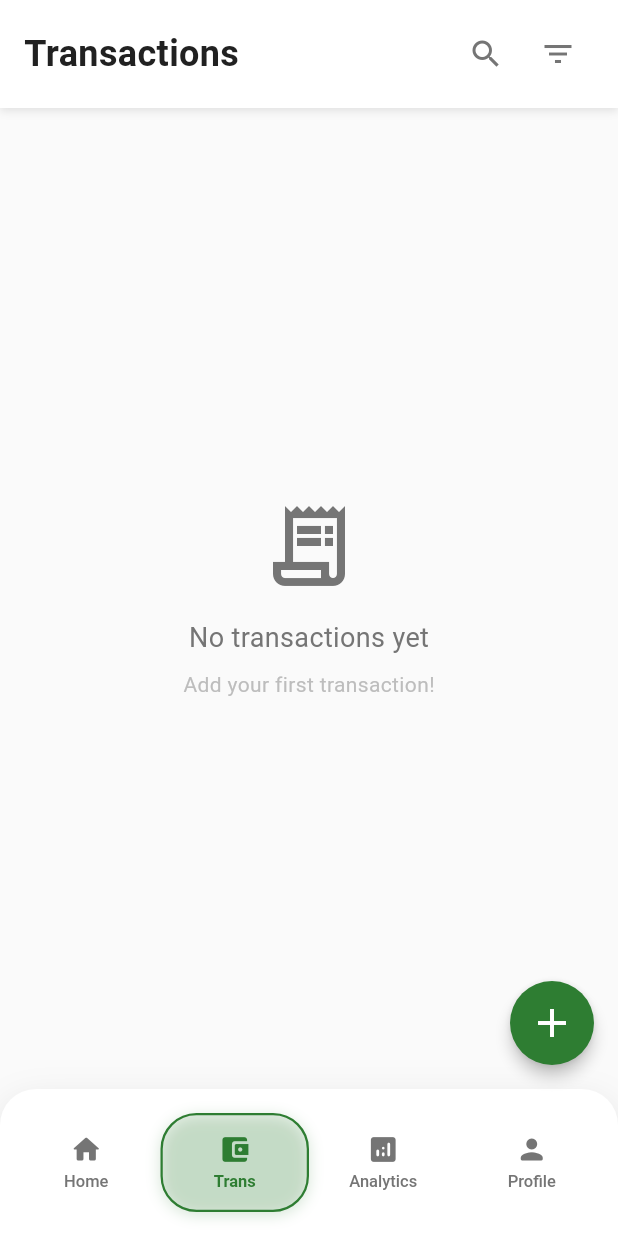
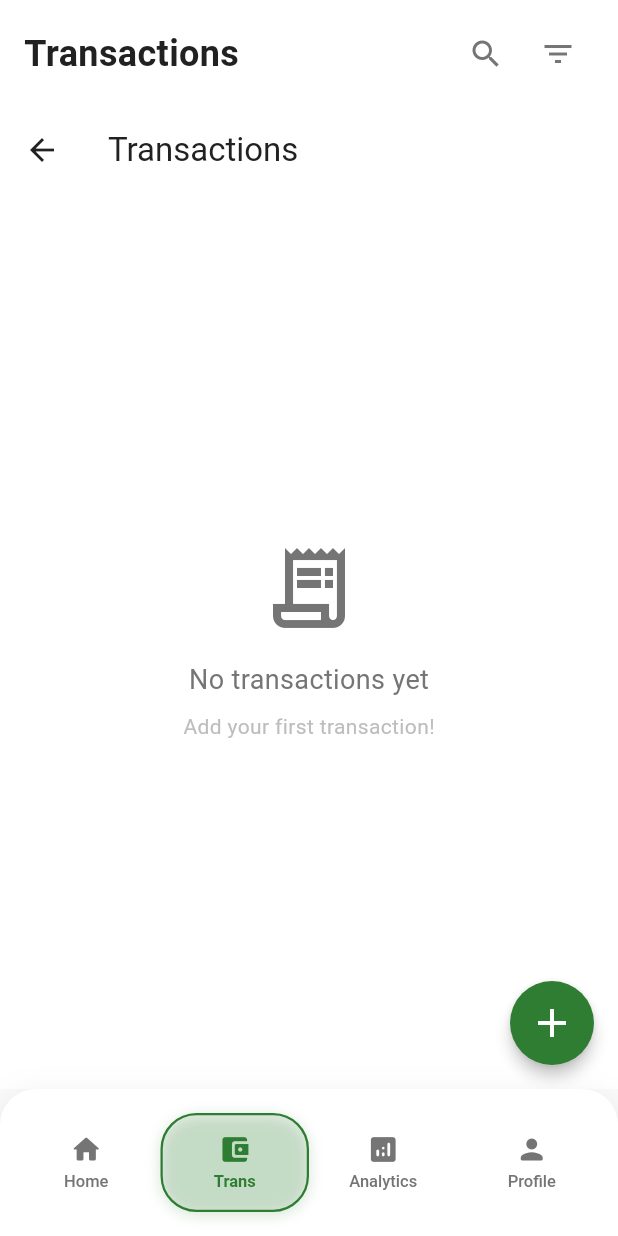
Before and after one commit to thq5601/money_manager, a Flutter app: the _HomeScreenView screen opened directly, item 2 of the bottom bar chosen, on a phone screen of 412 x 824 dp. Run offline on Flutter 3.47's test engine with Material 3 defaults, Android fonts, the phone set to English and light mode, and no system bars; our stand-ins replace cloud_firestore, equatable, firebase_auth, firebase_core, flutter_bloc, flutter_slidable and 2 more; accounts and stored records are empty.

Commit message:
Change the UI of the appbar

```diff
--- a/lib/features/transactions/transaction_screen.dart
+++ b/lib/features/transactions/transaction_screen.dart
@@ -43,10 +43,17 @@ class _TransactionScreenState extends State<TransactionScreen>
   Widget build(BuildContext context) {
     super.build(context);
     final user = FirebaseAuth.instance.currentUser;
-    if (user == null) {
-      return const Center(child: Text('Please log in to view transactions.'));
-    }
-    return StreamBuilder<QuerySnapshot>(
+    return Scaffold(
+      appBar: AppBar(
+        title: const Text('Transactions'),
+        backgroundColor: AppColors.cardBackground,
+        foregroundColor: AppColors.textPrimary,
+        elevation: 0,
+      ),
+      backgroundColor: AppColors.cardBackground,
+      body: user == null
+          ? const Center(child: Text('Please log in to view transactions.'))
+          : StreamBuilder<QuerySnapshot>(
               stream: FirebaseFirestore.instance
                   .collection('transactions')
                   .where('userId', isEqualTo: user.uid)
@@ -63,7 +70,9 @@ class _TransactionScreenState extends State<TransactionScreen>
                 // Client-side filtering
                 final filteredDocs = docs.where((doc) {
                   final data = doc.data() as Map<String, dynamic>;
-          final desc = (data['description'] ?? '').toString().toLowerCase();
+                  final desc = (data['description'] ?? '')
+                      .toString()
+                      .toLowerCase();
                   final matchesQuery =
                       widget.searchQuery.isEmpty ||
                       desc.contains(widget.searchQuery.toLowerCase());
@@ -109,9 +118,13 @@ class _TransactionScreenState extends State<TransactionScreen>
                   final dateStr = DateFormat('yyyy-MM-dd').format(ts.toDate());
                   grouped.putIfAbsent(dateStr, () => []).add(doc);
                 }
-        final dates = grouped.keys.toList()..sort((a, b) => b.compareTo(a));
+                final dates = grouped.keys.toList()
+                  ..sort((a, b) => b.compareTo(a));
                 return ListView.builder(
-          padding: const EdgeInsets.symmetric(vertical: 12, horizontal: 12),
+                  padding: const EdgeInsets.symmetric(
+                    vertical: 12,
+                    horizontal: 12,
+                  ),
                   itemCount: dates.length,
                   itemBuilder: (context, dateIdx) {
                     final date = dates[dateIdx];
@@ -153,9 +166,13 @@ class _TransactionScreenState extends State<TransactionScreen>
                                           .doc(doc.id)
                                           .delete();
                                       if (context.mounted) {
-                                ScaffoldMessenger.of(context).showSnackBar(
+                                        ScaffoldMessenger.of(
+                                          context,
+                                        ).showSnackBar(
                                           const SnackBar(
-                                    content: Text('Transaction deleted'),
+                                            content: Text(
+                                              'Transaction deleted',
+                                            ),
                                           ),
                                         );
                                       }
@@ -178,7 +195,10 @@ class _TransactionScreenState extends State<TransactionScreen>
                                     vertical: 8,
                                   ),
                                   leading: CircleAvatar(
-                            backgroundColor: _categoryColor(category, type),
+                                    backgroundColor: _categoryColor(
+                                      category,
+                                      type,
+                                    ),
                                     child: CategoryIcon(
                                       category: category,
                                       color: Colors.white,
@@ -186,7 +206,9 @@ class _TransactionScreenState extends State<TransactionScreen>
                                   ),
                                   title: Text(
                                     data['description'] ?? '',
-                            style: const TextStyle(fontWeight: FontWeight.w600),
+                                    style: const TextStyle(
+                                      fontWeight: FontWeight.w600,
+                                    ),
                                   ),
                                   trailing: Text(
                                     (amount > 0 ? '+' : '-') +
@@ -209,6 +231,7 @@ class _TransactionScreenState extends State<TransactionScreen>
                   },
                 );
               },
+            ),
     );
   }
 }
--- a/lib/widgets/budget_warning_dialog.dart
+++ b/lib/widgets/budget_warning_dialog.dart
@@ -1,5 +1,4 @@
 import 'package:flutter/material.dart';
-import 'package:money_manager/core/theme/app_colors.dart';
 import 'package:money_manager/core/widgets/category_icon.dart';
 import 'package:intl/intl.dart';
 
--- a/lib/widgets/dashboard_budget_planning_button.dart
+++ b/lib/widgets/dashboard_budget_planning_button.dart
@@ -33,11 +33,7 @@ class DashboardBudgetPlanningButton extends StatelessWidget {
               padding: EdgeInsets.symmetric(vertical: 20, horizontal: 20),
               child: Row(
                 children: [
-                  Icon(
-                    Icons.account_balance_wallet_rounded,
-                    color: AppColors.green,
-                    size: 32,
-                  ),
+                  Icon(Icons.pie_chart, color: AppColors.green, size: 32),
                   SizedBox(width: 16),
                   Expanded(
                     child: Text(
```
Also changed, not shown: lib/features/transactions/widgets/category_selector.dart (+1 -8 lines). Lines whose indentation alone changed are shown as unchanged.
